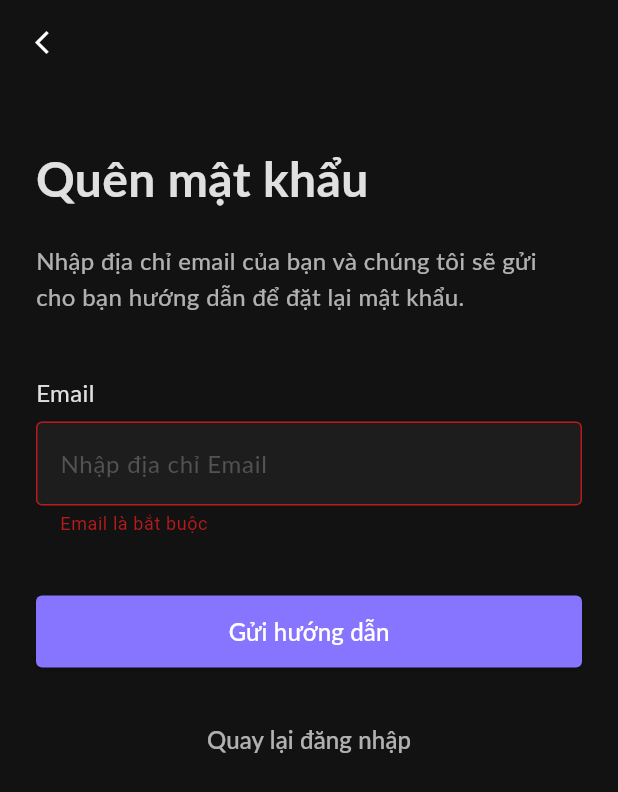
After one commit to HienE27/TodoApp, a Flutter app: the ForgotPasswordPage screen opened directly, after a tap on "Gửi hướng dẫn", on a phone screen of 412 x 824 dp. The commit adds this screen. Shown: the top 792 px of the screen. Run offline on Flutter 3.47's test engine with Material 3 defaults, Android fonts, the phone set to English and light mode, and no system bars; our stand-ins replace firebase_auth, firebase_core, google_sign_in, image_picker, shared_preferences, smooth_page_indicator and 1 more; accounts and stored records are empty; Roboto replaces fonts that are missing (Lato).

Commit message:
upadte forgot password

```diff
--- a/lib/providers/auth_provider.dart
+++ b/lib/providers/auth_provider.dart
@@ -238,16 +238,37 @@ class AuthProvider extends ChangeNotifier {
     }
   }
 
-  // Reset password
-  Future<bool> resetPassword(String email) async {
+// Reset password
+  Future<bool> resetPassword({required String email}) async {
     try {
       _setLoading(true);
       clearError();
 
+      debugPrint('🔄 AuthProvider: Sending password reset email to: $email');
+
       await FirebaseAuth.instance.sendPasswordResetEmail(email: email);
 
       _setLoading(false);
+      debugPrint('✅ AuthProvider: Password reset email sent successfully');
       return true;
+    } on FirebaseAuthException catch (e) {
+      debugPrint('❌ AuthProvider: Reset password failed with FirebaseAuthException: ${e.code}');
+      _setLoading(false);
+
+      switch (e.code) {
+        case 'user-not-found':
+          _setError('Không tìm thấy tài khoản với email này.');
+          break;
+        case 'invalid-email':
+          _setError('Email không hợp lệ.');
+          break;
+        case 'too-many-requests':
+          _setError('Quá nhiều yêu cầu. Vui lòng thử lại sau.');
+          break;
+        default:
+          _setError('Có lỗi xảy ra khi gửi email. Vui lòng thử lại.');
+      }
+      return false;
     } catch (e) {
       debugPrint('❌ AuthProvider: Reset password failed: $e');
       _setError('Không thể gửi email reset password. Vui lòng thử lại.');
--- /dev/null
+++ b/lib/ui/auth/forgot_password_screen.dart
@@ -0,0 +1,355 @@
+import 'package:flutter/material.dart';
+import 'package:provider/provider.dart';
+import '../../providers/auth_provider.dart';
+
+class ForgotPasswordPage extends StatefulWidget {
+  const ForgotPasswordPage({super.key});
+
+  @override
+  State<ForgotPasswordPage> createState() => _ForgotPasswordPageState();
+}
+
+class _ForgotPasswordPageState extends State<ForgotPasswordPage> {
+  final _formKey = GlobalKey<FormState>();
+  final _emailController = TextEditingController();
+  var _autoValidateMode = AutovalidateMode.disabled;
+  bool _emailSent = false;
+
+  @override
+  void dispose() {
+    _emailController.dispose();
+    super.dispose();
+  }
+
+  @override
+  Widget build(BuildContext context) {
+    return Scaffold(
+      backgroundColor: const Color(0xFF121212),
+      appBar: AppBar(
+        backgroundColor: Colors.transparent,
+        leading: IconButton(
+          onPressed: () {
+            Navigator.pop(context);
+          },
+          icon: const Icon(
+            Icons.arrow_back_ios_new_outlined,
+            size: 18,
+            color: Colors.white,
+          ),
+        ),
+      ),
+      body: SafeArea(
+        top: false,
+        child: Consumer<AuthProvider>(
+          builder: (context, authProvider, child) {
+            // Show error message if exists
+            if (authProvider.errorMessage != null) {
+              WidgetsBinding.instance.addPostFrameCallback((_) {
+                ScaffoldMessenger.of(context).showSnackBar(
+                  SnackBar(
+                    content: Text(authProvider.errorMessage!),
+                    backgroundColor: Colors.red,
+                    action: SnackBarAction(
+                      label: 'Đóng',
+                      textColor: Colors.white,
+                      onPressed: () {
+                        authProvider.clearError();
+                      },
+                    ),
+                  ),
+                );
+              });
+            }
+
+            return SingleChildScrollView(
+              child: Container(
+                padding: const EdgeInsets.symmetric(horizontal: 24),
+                child: Column(
+                  crossAxisAlignment: CrossAxisAlignment.start,
+                  children: [
+                    _buildPageTitle(),
+                    const SizedBox(height: 20),
+                    _buildDescription(),
+                    const SizedBox(height: 40),
+                    if (!_emailSent) ...[
+                      _buildForm(authProvider),
+                    ] else ...[
+                      _buildSuccessMessage(),
+                    ],
+                  ],
+                ),
+              ),
+            );
+          },
+        ),
+      ),
+    );
+  }
+
+  Widget _buildPageTitle() {
+    return Container(
+      margin: const EdgeInsets.only(top: 40),
+      child: Text(
+        "Quên mật khẩu",
+        style: TextStyle(
+          color: Colors.white.withOpacity(0.87),
+          fontFamily: "Lato",
+          fontSize: 32,
+          fontWeight: FontWeight.bold,
+        ),
+        textAlign: TextAlign.center,
+      ),
+    );
+  }
+
+  Widget _buildDescription() {
+    return Text(
+      _emailSent
+          ? "Chúng tôi đã gửi hướng dẫn đặt lại mật khẩu đến email của bạn."
+          : "Nhập địa chỉ email của bạn và chúng tôi sẽ gửi cho bạn hướng dẫn để đặt lại mật khẩu.",
+      style: TextStyle(
+        color: Colors.white.withOpacity(0.67),
+        fontFamily: "Lato",
+        fontSize: 16,
+        height: 1.5,
+      ),
+    );
+  }
+
+  Widget _buildForm(AuthProvider authProvider) {
+    return Form(
+      key: _formKey,
+      autovalidateMode: _autoValidateMode,
+      child: Column(
+        crossAxisAlignment: CrossAxisAlignment.start,
+        children: [
+          _buildEmailField(),
+          const SizedBox(height: 40),
+          _buildResetButton(authProvider),
+          const SizedBox(height: 24),
+          _buildBackToLoginButton(),
+        ],
+      ),
+    );
+  }
+
+  Widget _buildEmailField() {
+    return Column(
+      crossAxisAlignment: CrossAxisAlignment.start,
+      children: [
+        Text(
+          "Email",
+          style: TextStyle(
+            color: Colors.white.withOpacity(0.87),
+            fontFamily: "Lato",
+            fontSize: 16,
+          ),
+        ),
+        const SizedBox(height: 8),
+        TextFormField(
+          controller: _emailController,
+          keyboardType: TextInputType.emailAddress,
+          decoration: InputDecoration(
+            hintText: "Nhập địa chỉ Email",
+            hintStyle: const TextStyle(
+              color: Color(0xFF535353),
+              fontFamily: "Lato",
+              fontSize: 16,
+            ),
+            border: OutlineInputBorder(
+              borderRadius: BorderRadius.circular(4),
+            ),
+            fillColor: const Color(0xFF1D1D1D),
+            filled: true,
+          ),
+          validator: (String? value) {
+            if (value == null || value.isEmpty) {
+              return "Email là bắt buộc";
+            }
+            final bool emailValid = RegExp(
+                r"^[a-zA-Z0-9.!#$%&'*+/=?^_`{|}~]+@[a-zA-Z0-9]+\.[a-zA-Z]+")
+                .hasMatch(value);
+            if (!emailValid) {
+              return "Email không hợp lệ!";
+            }
+            return null;
+          },
+          style: const TextStyle(
+            color: Colors.white,
+            fontFamily: "Lato",
+            fontSize: 16,
+          ),
+        ),
+      ],
+    );
+  }
+
+  Widget _buildResetButton(AuthProvider authProvider) {
+    return SizedBox(
+      width: double.infinity,
+      height: 48,
+      child: ElevatedButton(
+        onPressed: authProvider.isLoading ? null : () => _onHandleResetPassword(authProvider),
+        style: ElevatedButton.styleFrom(
+          backgroundColor: const Color(0xFF8875FF),
+          shape: RoundedRectangleBorder(
+            borderRadius: BorderRadius.circular(4),
+          ),
+          disabledBackgroundColor: const Color(0xFF8687E7).withOpacity(0.5),
+        ),
+        child: authProvider.isLoading
+            ? const SizedBox(
+          height: 20,
+          width: 20,
+          child: CircularProgressIndicator(
+            color: Colors.white,
+            strokeWidth: 2,
+          ),
+        )
+            : const Text(
+          "Gửi hướng dẫn",
+          style: TextStyle(
+            fontSize: 16,
+            fontFamily: "Lato",
+            color: Colors.white,
+          ),
+        ),
+      ),
+    );
+  }
+
+  Widget _buildBackToLoginButton() {
+    return SizedBox(
+      width: double.infinity,
+      height: 48,
+      child: TextButton(
+        onPressed: () {
+          Navigator.pop(context);
+        },
+        style: TextButton.styleFrom(
+          shape: RoundedRectangleBorder(
+            borderRadius: BorderRadius.circular(4),
+          ),
+        ),
+        child: Text(
+          "Quay lại đăng nhập",
+          style: TextStyle(
+            fontSize: 16,
+            fontFamily: "Lato",
+            color: Colors.white.withOpacity(0.67),
+          ),
+        ),
+      ),
+    );
+  }
+
+  Widget _buildSuccessMessage() {
+    return Column(
+      children: [
+        Container(
+          padding: const EdgeInsets.all(24),
+          decoration: BoxDecoration(
+            color: const Color(0xFF1D1D1D),
+            borderRadius: BorderRadius.circular(8),
+            border: Border.all(
+              color: const Color(0xFF4CAF50),
+              width: 1,
+            ),
+          ),
+          child: Column(
+            children: [
+              const Icon(
+                Icons.check_circle_outline,
+                color: Color(0xFF4CAF50),
+                size: 48,
+              ),
+              const SizedBox(height: 16),
+              Text(
+                "Email đã được gửi!",
+                style: TextStyle(
+                  color: Colors.white.withOpacity(0.87),
+                  fontFamily: "Lato",
+                  fontSize: 18,
+                  fontWeight: FontWeight.bold,
+                ),
+              ),
+              const SizedBox(height: 8),
+              Text(
+                "Vui lòng kiểm tra hộp thư của bạn (bao gồm cả thư mục spam) và làm theo hướng dẫn để đặt lại mật khẩu.",
+                style: TextStyle(
+                  color: Colors.white.withOpacity(0.67),
+                  fontFamily: "Lato",
+                  fontSize: 14,
+                  height: 1.4,
+                ),
+                textAlign: TextAlign.center,
+              ),
+            ],
+          ),
+        ),
+        const SizedBox(height: 32),
+        SizedBox(
+          width: double.infinity,
+          height: 48,
+          child: ElevatedButton(
+            onPressed: () {
+              Navigator.pop(context);
+            },
+            style: ElevatedButton.styleFrom(
+              backgroundColor: const Color(0xFF8875FF),
+              shape: RoundedRectangleBorder(
+                borderRadius: BorderRadius.circular(4),
+              ),
+            ),
+            child: const Text(
+              "Quay lại đăng nhập",
+              style: TextStyle(
+                fontSize: 16,
+                fontFamily: "Lato",
+                color: Colors.white,
+              ),
+            ),
+          ),
+        ),
+        const SizedBox(height: 16),
+        TextButton(
+          onPressed: () {
+            setState(() {
+              _emailSent = false;
+            });
+          },
+          child: Text(
+            "Gửi lại email",
+            style: TextStyle(
+              fontSize: 14,
+              fontFamily: "Lato",
+              color: Colors.white.withOpacity(0.67),
+              decoration: TextDecoration.underline,
+            ),
+          ),
+        ),
+      ],
+    );
+  }
+
+  void _onHandleResetPassword(AuthProvider authProvider) async {
+    if (_autoValidateMode == AutovalidateMode.disabled) {
+      setState(() {
+        _autoValidateMode = AutovalidateMode.always;
+      });
+    }
+
+    final isValid = _formKey.currentState?.validate() ?? false;
+    if (isValid) {
+      final success = await authProvider.resetPassword(
+        email: _emailController.text.trim(),
+      );
+
+      if (success && mounted) {
+        setState(() {
+          _emailSent = true;
+        });
+      }
+    }
+  }
+}
```
Also changed, not shown: lib/ui/auth/login_screen.dart (+30 -1 lines), lib/ui/auth/register_screen.dart (+17 -14 lines).
